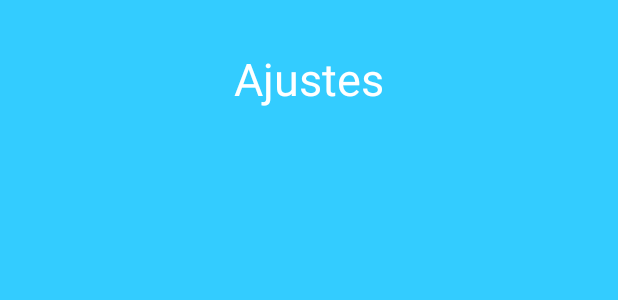
After one commit to rhv1001/pr5, an Android app: the layout ajustes.xml on its own in the app's theme, with its tools: preview values and no code run, on a phone screen of 412 x 824 dp. The commit adds this screen. Shown: the top 300 px of the screen. Run offline under Robolectric (Android 15) with nearby library versions, the phone set to English and light mode, and no system bars.

```diff
--- a/app/src/main/java/com/example/pr5/MainActivity.java
+++ b/app/src/main/java/com/example/pr5/MainActivity.java
@@ -183,7 +183,10 @@
         Intent intent14 = new Intent(v.getContext(), Sobre.class);
         startActivityForResult(intent14, 0);
     }
-
+    public void Ajustes (View v){
+        Intent intent15 = new Intent(v.getContext(), Ajustes.class);
+        startActivityForResult(intent15, 0);
+    }
 }
 class Notificaciones extends AppCompatActivity {
     @Override
@@ -209,3 +212,11 @@
     }
 
 }
+class Ajustes extends AppCompatActivity {
+    @Override
+    protected void onCreate(Bundle savedInstanceState) {
+        super.onCreate(savedInstanceState);
+        setContentView(R.layout.ajustes);
+    }
+
+}
--- a/app/src/main/res/layout/activity_notificaciones.xml
+++ b/app/src/main/res/layout/activity_notificaciones.xml
@@ -2,6 +2,6 @@
 <android.support.constraint.ConstraintLayout xmlns:android="http://schemas.android.com/apk/res/android"
     android:layout_width="match_parent"
     android:layout_height="match_parent"
-    android:background="@color/azul">
+    android:background="@drawable/notificaciones">
 
 </android.support.constraint.ConstraintLayout>
--- /dev/null
+++ b/app/src/main/res/layout/ajustes.xml
@@ -0,0 +1,24 @@
+<?xml version="1.0" encoding="utf-8"?>
+<android.support.constraint.ConstraintLayout xmlns:android="http://schemas.android.com/apk/res/android"
+    xmlns:app="http://schemas.android.com/apk/res-auto"
+    xmlns:tools="http://schemas.android.com/tools"
+    android:layout_width="match_parent"
+    android:layout_height="match_parent"
+    android:background="@color/azul">
+
+    <TextView
+        android:id="@+id/textView23"
+        android:layout_width="wrap_content"
+        android:layout_height="wrap_content"
+        android:layout_marginStart="8dp"
+        android:layout_marginLeft="8dp"
+        android:layout_marginTop="32dp"
+        android:layout_marginEnd="8dp"
+        android:layout_marginRight="8dp"
+        android:text="@string/ajustestitulo"
+        android:textColor="@color/white"
+        android:textSize="30sp"
+        app:layout_constraintEnd_toEndOf="parent"
+        app:layout_constraintStart_toStartOf="parent"
+        app:layout_constraintTop_toTopOf="parent" />
+</android.support.constraint.ConstraintLayout>
--- a/app/src/main/res/values/strings.xml
+++ b/app/src/main/res/values/strings.xml
@@ -45,4 +45,5 @@
     <string name="icomatdesign">Icono material design dentro del menú principal</string>
     <string name="iconosobreapp">Icono dentro de Sobre la app</string>
     <string name="contentsobrenosotros">App desarrollada por Rubén Herrero y Pablo Ahíta</string>
+    <string name="ajustestitulo">Ajustes</string>
 </resources>
```
Also changed, not shown: app/src/main/res/drawable/notificaciones.png (added).
